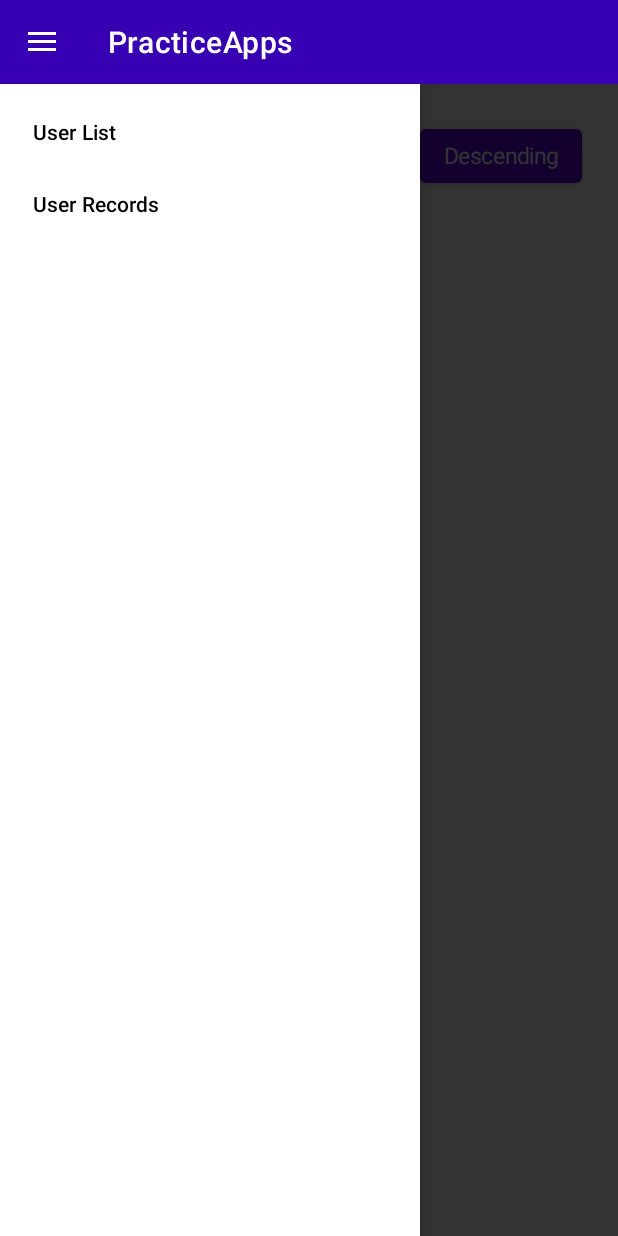
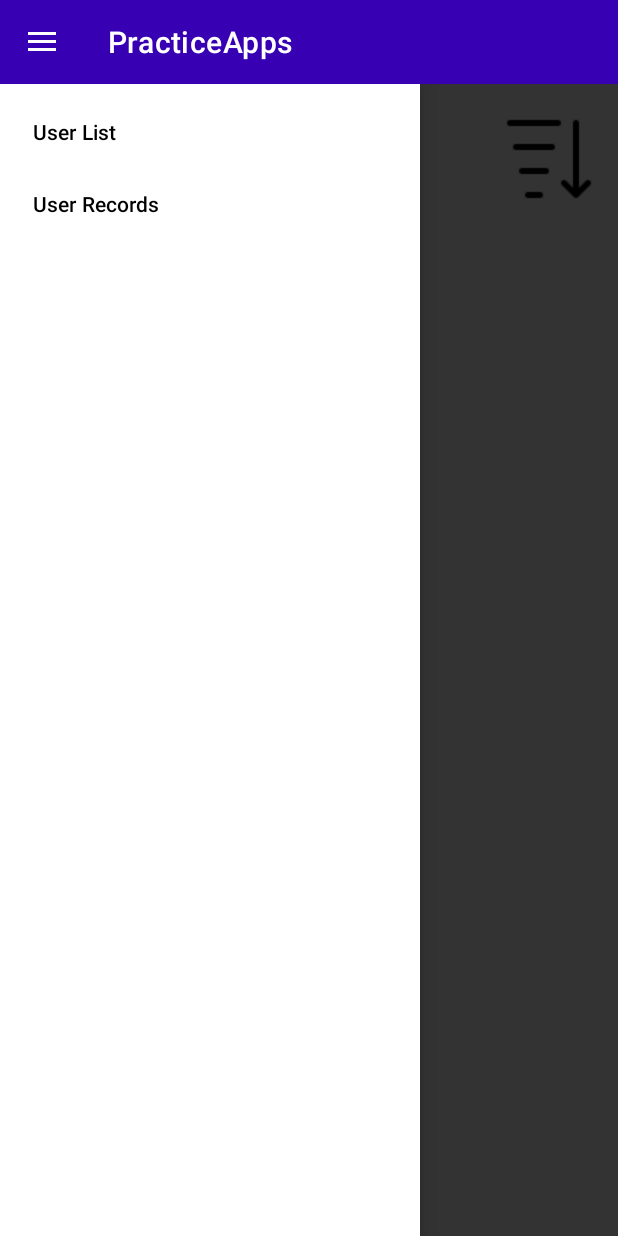
Before and after one commit to NileshWal/PracticeRepo, an Android app built with Jetpack Compose: the fragment UserRecordsFragment placed in its activity, with the side drawer open, on a phone screen of 412 x 824 dp. Run offline under Robolectric (Android 15) with nearby library versions, the phone set to English and light mode, and no system bars; our stand-ins replace Dagger/Hilt's generated code; network calls fail; pictures from the network do not load; 2 statements that could not run were skipped.

Commit message:
1. Ascending and descending images added to Images in JP Compose 2. Code UI refactoring.

```diff
--- a/app/src/main/java/com/example/practiceapps/ui/fragment/UserRecordsFragment.kt
+++ b/app/src/main/java/com/example/practiceapps/ui/fragment/UserRecordsFragment.kt
@@ -5,6 +5,8 @@ import android.os.Bundle
 import android.view.LayoutInflater
 import android.view.View
 import android.view.ViewGroup
+import androidx.compose.foundation.Image
+import androidx.compose.foundation.clickable
 import androidx.compose.foundation.isSystemInDarkTheme
 import androidx.compose.foundation.layout.Arrangement
 import androidx.compose.foundation.layout.Column
@@ -15,7 +17,6 @@ import androidx.compose.foundation.layout.wrapContentHeight
 import androidx.compose.foundation.lazy.LazyColumn
 import androidx.compose.foundation.lazy.items
 import androidx.compose.foundation.shape.RoundedCornerShape
-import androidx.compose.material.Button
 import androidx.compose.material.Card
 import androidx.compose.material.MaterialTheme
 import androidx.compose.material.Scaffold
@@ -27,11 +28,10 @@ import androidx.compose.runtime.snapshots.SnapshotStateList
 import androidx.compose.ui.Alignment
 import androidx.compose.ui.Modifier
 import androidx.compose.ui.res.colorResource
-import androidx.compose.ui.text.TextStyle
+import androidx.compose.ui.res.painterResource
 import androidx.compose.ui.text.font.FontWeight
 import androidx.compose.ui.text.style.TextAlign
 import androidx.compose.ui.unit.dp
-import androidx.compose.ui.unit.sp
 import androidx.fragment.app.Fragment
 import androidx.fragment.app.viewModels
 import com.example.practiceapps.R
@@ -134,34 +134,11 @@ class UserRecordsFragment : Fragment() {
                 Row {
                     Column(
                         modifier = Modifier
-                            .padding(16.dp)
+                            .padding(6.dp, 8.dp, 6.dp, 8.dp)
                             .fillMaxWidth()
                             .align(Alignment.CenterVertically)
                     ) {
-                        Row(
-                            horizontalArrangement = Arrangement.SpaceBetween,
-                            modifier = Modifier
-                                .fillMaxWidth()
-                                .padding(8.dp)
-                        ) {
-                            Button(onClick =
-                            { fetchOrderedListFromDB(requireActivity(), true) })
-                            {
-                                Text(
-                                    text = "Ascending",
-                                    style = TextStyle(fontSize = 15.sp)
-                                )
-                            }
-                            Button(onClick =
-                            { fetchOrderedListFromDB(requireActivity(), false) })
-                            {
-                                Text(
-                                    text = "Descending",
-                                    style = TextStyle(fontSize = 15.sp)
-                                )
-                            }
-                        }
-
+                        ReorderView()
                         LazyColumn {
                             items(items = apiEntriesLiveData) { item ->
                                 PublicApisListItem(item)
@@ -264,8 +241,28 @@ class UserRecordsFragment : Fragment() {
                 modifier = Modifier.weight(1f)
             )
         }
+    }
 
+    @Composable
+    private fun ReorderView() {
+        Row(
+            horizontalArrangement = Arrangement.SpaceBetween,
+            modifier = Modifier
+                .fillMaxWidth()
+                .padding(8.dp)
+        ) {
+            Image(
+                painterResource(R.drawable.ascending),
+                contentDescription = "Ascend",
+                modifier = Modifier.clickable { fetchOrderedListFromDB(requireActivity(), true) }
+            )
 
+            Image(
+                painterResource(R.drawable.descending),
+                contentDescription = "Descend",
+                modifier = Modifier.clickable { fetchOrderedListFromDB(requireActivity(), false) }
+            )
+        }
     }
 
     companion object {
```
Also changed, not shown: app/src/main/res/drawable/ascending.png (added), app/src/main/res/drawable/descending.png (added).
